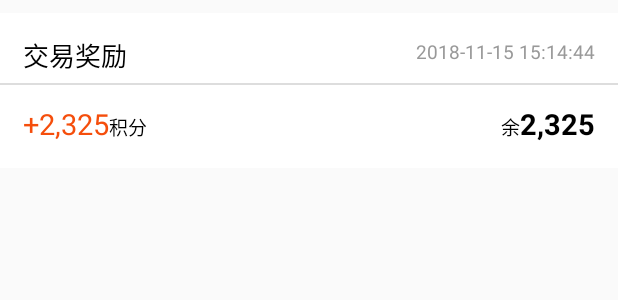
After one commit to daidaiyang/nopossible, an Android app: the layout recycler_myscore_item.xml on its own in the app's theme, with its tools: preview values and no code run, on a phone screen of 412 x 824 dp. The commit adds this screen. Shown: the top 300 px of the screen. Run offline under Robolectric (Android 15) with nearby library versions, the phone set to English and light mode, and no system bars.

Commit message:
新界面搭建

```diff
--- a/app/src/main/AndroidManifest.xml
+++ b/app/src/main/AndroidManifest.xml
@@ -39,6 +39,12 @@
         <activity android:name=".activities.myapply.MyapplyActivity">
         </activity>
         <activity android:name=".activities.confirmorder.ConfirmorderActivity"/>
+        <activity android:name=".activities.minegroup.myinfo.MyinfoActivity"/>
+        <activity android:name=".activities.minegroup.myscore.MyscoreActivity"/>
+        <activity android:name=".activities.minegroup.myapply.MyapplyActivity"/>
+        <activity android:name=".activities.minegroup.mysetting.MysettingActivity"/>
+        <activity android:name=".activities.minegroup.mymessage.MymessageActivity"/>
+        <activity android:name=".activities.confirmreceipt.ConfirmreceiptActivity"/>
     </application>
 
 </manifest>
--- a/app/src/main/java/com/nopossible/activities/main/mine/MineFragment.java
+++ b/app/src/main/java/com/nopossible/activities/main/mine/MineFragment.java
@@ -1,6 +1,7 @@
 package com.nopossible.activities.main.mine;
 
 
+import android.content.Intent;
 import android.os.Bundle;
 import android.support.annotation.NonNull;
 import android.support.annotation.Nullable;
@@ -12,6 +13,11 @@ import android.widget.RelativeLayout;
 import android.widget.TextView;
 
 import com.nopossible.R;
+import com.nopossible.activities.minegroup.myapply.MyapplyActivity;
+import com.nopossible.activities.minegroup.myinfo.MyinfoActivity;
+import com.nopossible.activities.minegroup.mymessage.MymessageActivity;
+import com.nopossible.activities.minegroup.myscore.MyscoreActivity;
+import com.nopossible.activities.minegroup.mysetting.MysettingActivity;
 import com.nopossible.mvp.MVPBaseFragment;
 
 import butterknife.BindView;
@@ -73,14 +79,29 @@ public class MineFragment extends MVPBaseFragment<MineContract.View, MinePresent
     public void onViewClicked(View view) {
         switch (view.getId()) {
             case R.id.mine_message:
+                Intent messageIntent = new Intent(getContext(), MymessageActivity.class);
+                messageIntent.addFlags(Intent.FLAG_ACTIVITY_NEW_TASK);
+                startActivity(messageIntent);
                 break;
             case R.id.mine_setting:
+                Intent settingIntent = new Intent(getContext(), MysettingActivity.class);
+                settingIntent.addFlags(Intent.FLAG_ACTIVITY_NEW_TASK);
+                startActivity(settingIntent);
                 break;
             case R.id.mine_info:
+                Intent infoIntent = new Intent(getContext(), MyinfoActivity.class);
+                infoIntent.addFlags(Intent.FLAG_ACTIVITY_NEW_TASK);
+                startActivity(infoIntent);
                 break;
             case R.id.mine_score:
+                Intent scoreIntent = new Intent(getContext(), MyscoreActivity.class);
+                scoreIntent.addFlags(Intent.FLAG_ACTIVITY_NEW_TASK);
+                startActivity(scoreIntent);
                 break;
             case R.id.mine_apply:
+                Intent applyIntent = new Intent(getContext(), MyapplyActivity.class);
+                applyIntent.addFlags(Intent.FLAG_ACTIVITY_NEW_TASK);
+                startActivity(applyIntent);
                 break;
             case R.id.mine_address:
                 break;
--- a/app/src/main/java/com/nopossible/activities/main/order/OrderFragment.java
+++ b/app/src/main/java/com/nopossible/activities/main/order/OrderFragment.java
@@ -1,6 +1,7 @@
 package com.nopossible.activities.main.order;
 
 
+import android.content.Intent;
 import android.graphics.drawable.Drawable;
 import android.os.Bundle;
 import android.support.annotation.NonNull;
@@ -17,6 +18,7 @@ import android.widget.RadioGroup;
 import android.widget.TextView;
 
 import com.nopossible.R;
+import com.nopossible.activities.confirmreceipt.ConfirmreceiptActivity;
 import com.nopossible.adapter.MineOrderManagerAdapter;
 import com.nopossible.mvp.MVPBaseFragment;
 
@@ -33,7 +35,7 @@ import butterknife.Unbinder;
  * 邮箱 784787081@qq.com
  */
 
-public class OrderFragment extends MVPBaseFragment<OrderContract.View, OrderPresenter> implements OrderContract.View {
+public class OrderFragment extends MVPBaseFragment<OrderContract.View, OrderPresenter> implements OrderContract.View, MineOrderManagerAdapter.OnItemClickListener {
 
     @BindView(R.id.ordermanage_search)
     ImageView ordermanageSearch;
@@ -84,6 +86,7 @@ public class OrderFragment extends MVPBaseFragment<OrderContract.View, OrderPres
         mAdapter = new MineOrderManagerAdapter(getContext(),mData);
         ordermanageRecy.setLayoutManager(new LinearLayoutManager(getContext()));
         ordermanageRecy.setAdapter(mAdapter);
+        mAdapter.setItemClickListener(this);
     }
 
     @Override
@@ -151,4 +154,21 @@ public class OrderFragment extends MVPBaseFragment<OrderContract.View, OrderPres
                 break;
         }
     }
+
+    @Override
+    public void onItemClick(View v, int position) {
+
+    }
+
+    @Override
+    public void onAgainClick(View v, int position) {
+
+    }
+
+    @Override
+    public void onOperationClick(View v, int position) {
+        Intent intent = new Intent(getContext(), ConfirmreceiptActivity.class);
+        intent.addFlags(Intent.FLAG_ACTIVITY_NEW_TASK);
+        startActivity(intent);
+    }
 }
--- /dev/null
+++ b/app/src/main/res/layout/recycler_myscore_item.xml
@@ -0,0 +1,83 @@
+<?xml version="1.0" encoding="utf-8"?>
+<RelativeLayout
+    xmlns:android="http://schemas.android.com/apk/res/android" android:layout_width="match_parent"
+    android:orientation="vertical"
+    android:background="@color/white"
+    android:layout_marginTop="@dimen/x15"
+    android:layout_height="wrap_content">
+
+    <TextView
+        android:id="@+id/item_score_type"
+        android:layout_width="wrap_content"
+        android:layout_height="wrap_content"
+        android:textColor="@color/text_black"
+        android:textSize="@dimen/textSize31"
+        android:layout_marginTop="@dimen/x28"
+        android:layout_marginLeft="@dimen/x28"
+        android:includeFontPadding="false"
+        android:text="交易奖励"/>
+
+    <TextView
+        android:id="@+id/item_score_time"
+        android:layout_width="wrap_content"
+        android:layout_height="wrap_content"
+        android:textSize="@dimen/textSize23"
+        android:textColor="@color/text_black_99"
+        android:layout_alignParentEnd="true"
+        android:layout_marginTop="@dimen/x34"
+        android:layout_marginRight="@dimen/x27"
+        android:includeFontPadding="false"
+        android:text="2018-11-15 15:14:44"/>
+
+    <View
+        android:layout_width="match_parent"
+        android:layout_height="@dimen/x2"
+        android:layout_marginTop="@dimen/x84"
+        android:background="@color/line_dd"/>
+    <TextView
+        android:id="@+id/item_score"
+        android:layout_width="wrap_content"
+        android:layout_height="wrap_content"
+        android:textSize="@dimen/textSize35"
+        android:textColor="@color/text_price0c"
+        android:layout_marginTop="@dimen/y119"
+        android:layout_marginLeft="@dimen/x27"
+        android:includeFontPadding="false"
+        android:text="+2,325"/>
+    <TextView
+    android:layout_toRightOf="@id/item_score"
+    android:layout_width="wrap_content"
+    android:layout_height="wrap_content"
+    android:textSize="@dimen/textSize23"
+    android:textColor="@color/text_black"
+    android:layout_marginTop="@dimen/y119"
+    android:includeFontPadding="false"
+    android:layout_alignBaseline="@id/item_score"
+    android:text="积分"/>
+
+    <TextView
+        android:id="@+id/item_leftScore"
+        android:layout_width="wrap_content"
+        android:layout_height="wrap_content"
+        android:textSize="@dimen/textSize35"
+        android:textColor="@color/text_black"
+        android:textStyle="bold"
+        android:layout_marginRight="@dimen/x27"
+        android:layout_marginTop="@dimen/y119"
+        android:layout_alignParentEnd="true"
+        android:includeFontPadding="false"
+        android:layout_marginBottom="@dimen/x31"
+        android:text="2,325"/>
+    <TextView
+        android:layout_width="wrap_content"
+        android:layout_height="wrap_content"
+        android:textSize="@dimen/textSize23"
+        android:textColor="@color/text_black"
+        android:layout_marginTop="@dimen/y119"
+        android:includeFontPadding="false"
+        android:layout_toLeftOf="@id/item_leftScore"
+        android:layout_alignBaseline="@id/item_leftScore"
+        android:layout_marginBottom="@dimen/x31"
+        android:text="余"/>
+
+</RelativeLayout>
--- a/app/src/main/res/values/colors.xml
+++ b/app/src/main/res/values/colors.xml
@@ -32,6 +32,7 @@
     <color name="text_black_cc">#cccccc</color>
     <color name="text_black_0f">#F5AA0F</color>
     <color name="text_black_99">#999999</color>
+    <color name="text_black_b4">#0DCFB4</color>
     <color name="text_price">#FF0000</color>
     <color name="text_price0c">#F54E0C</color>
     <color name="text_black_50b">#0F050B</color>
```
